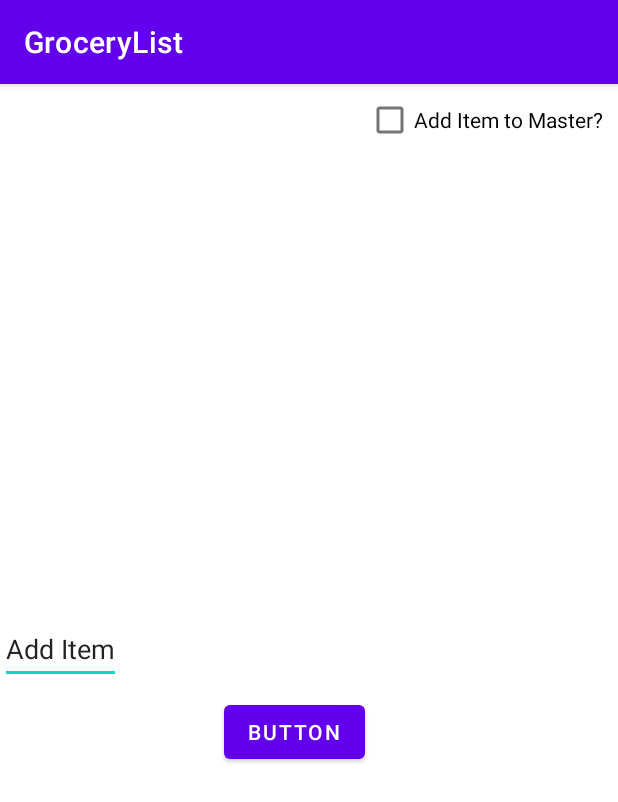
After one commit to adams-goopdev/GroceryList, an Android app: the AddItem screen opened directly, with no data from a screen before it, on a phone screen of 412 x 824 dp. The commit adds this screen. Shown: the top 802 px of the screen. Run offline under Robolectric (Android 15) with nearby library versions, the phone set to English and light mode, and no system bars.

Commit message:
Ability to save items to the file. Add item working

```diff
--- a/app/src/main/AndroidManifest.xml
+++ b/app/src/main/AndroidManifest.xml
@@ -9,6 +9,9 @@
         android:roundIcon="@mipmap/ic_launcher_round"
         android:supportsRtl="true"
         android:theme="@style/Theme.GroceryList">
+        <activity
+            android:name=".AddItem"
+            android:exported="true" />
         <activity
             android:name=".ShoppingList"
             android:exported="true" />
--- /dev/null
+++ b/app/src/main/java/edu/ags/grocerylist/AddItem.java
@@ -0,0 +1,114 @@
+package edu.ags.grocerylist;
+
+import androidx.appcompat.app.AppCompatActivity;
+import androidx.recyclerview.widget.RecyclerView;
+
+import android.content.Intent;
+import android.content.SharedPreferences;
+import android.os.Bundle;
+import android.util.Log;
+import android.view.View;
+import android.widget.Button;
+import android.widget.CheckBox;
+import android.widget.CompoundButton;
+import android.widget.EditText;
+import android.widget.TextView;
+
+import java.util.ArrayList;
+
+public class AddItem extends AppCompatActivity {
+
+    public static final String TAG = "myDebug";
+    Item item;
+    ArrayList<Item> items;
+
+    ItemAdapter itemAdapter;
+    RecyclerView itemList;
+    TextView textView;
+
+    @Override
+    protected void onCreate(Bundle savedInstanceState) {
+        super.onCreate(savedInstanceState);
+        setContentView(R.layout.activity_add_item);
+
+        ReadFromTextFile();
+        item = new Item();
+
+        initAddItem();
+        Log.d(TAG, "onCreate: " + item.Id);
+    }
+
+
+    private void initAddItem( ) {
+        Button btnAddItem = findViewById(R.id.btnAddItem);
+        EditText editText = findViewById(R.id.etAddItem);
+        CheckBox checkBox = findViewById(R.id.cbAddItem);
+
+        Log.d(TAG, "initAddItem: Did I make it here 1 ");
+        btnAddItem.setOnClickListener(new View.OnClickListener() {
+            @Override
+            public void onClick(View view) {
+                Log.d(TAG, "initAddItem: Did I make it here 2 ");
+
+                try{
+                    if(item.Id == -1)
+                    {
+
+                        item.Id = items.get(items.size() -1 ).Id + 1;
+                        Log.d(TAG, "onClick: before get text" );
+                        item.setName(editText.getText().toString());
+                        item.CheckedState = checkBox.isChecked();
+
+                        items.add(item);
+                        Log.d(TAG, "onClick: " + item.Name);
+                    }
+                    WriteToTextFile();
+                    Log.d(TAG, "onClick: Added new item to file");
+                }
+                catch (Exception e)
+                {
+                    Log.d(TAG, "onClick: " + e.getMessage());
+                }
+
+
+            }
+        });
+
+
+
+
+    }
+
+    private void ReadFromTextFile() {
+
+        FileIO fileIO = new FileIO();
+
+        Integer counter = 0;
+        String[] data ;//= new String [items.size()];
+        //for(Item t : items) data[counter++] = t.toString();
+
+        //fileIO.writeFile(this, data);
+
+
+        //Read the data out of the file
+        ArrayList<String> strData = fileIO.readFile(this);
+        items = new ArrayList<Item>();
+
+        for(String s : strData)
+        {
+            data = s.split("\\|");
+            items.add(new Item(Integer.parseInt(data[0]),data[1],Boolean.parseBoolean(data[2])));
+        }
+    }
+
+
+
+    private void WriteToTextFile() {
+        FileIO fileIO = new FileIO();
+        Integer counter = 0;
+        String[] data = new String [items.size()];
+        for (Item t : items) data[counter++] = t.toString();
+        fileIO.writeFile(this,data);
+    }
+
+}
--- a/app/src/main/java/edu/ags/grocerylist/Item.java
+++ b/app/src/main/java/edu/ags/grocerylist/Item.java
@@ -1,11 +1,12 @@
 package edu.ags.grocerylist;
 
 public class Item {
-    public int Id;
+
     public String Name;
     public boolean CheckedState;
+    public int Id;
 
-    public Item(int id, String name, boolean checkedState)
+    public Item(int id , String name, boolean checkedState)
     {
         Id = id;
         Name = name;
@@ -17,4 +18,20 @@ public class Item {
         return Id + "|" + Name + "|" + CheckedState;
     }
 
+
+    public int getId()
+    {
+        return Id;
+    }
+
+    public Item()
+    {
+        Id = -1;
+    }
+    public void setName(String name)
+    {
+        Name = name;
+    }
+    public void setCheckedState(Boolean checkedState) {CheckedState = checkedState;}
+
 }
--- a/app/src/main/java/edu/ags/grocerylist/MainActivity.java
+++ b/app/src/main/java/edu/ags/grocerylist/MainActivity.java
@@ -82,7 +82,12 @@ public class MainActivity extends AppCompatActivity {
 
             return true;
         }
+       else if (id == R.id.AddItem)
+        {
+            startActivity(new Intent(this, AddItem.class));
 
+            return true;
+        }
 
         return super.onOptionsItemSelected(item);
     }
--- /dev/null
+++ b/app/src/main/res/layout/activity_add_item.xml
@@ -0,0 +1,42 @@
+<?xml version="1.0" encoding="utf-8"?>
+<androidx.constraintlayout.widget.ConstraintLayout xmlns:android="http://schemas.android.com/apk/res/android"
+    xmlns:app="http://schemas.android.com/apk/res-auto"
+    xmlns:tools="http://schemas.android.com/tools"
+    android:layout_width="match_parent"
+    android:layout_height="match_parent"
+    tools:context=".AddItem">
+
+    <EditText
+        android:id="@+id/etAddItem"
+        android:layout_width="wrap_content"
+        android:layout_height="47dp"
+        android:layout_marginBottom="8dp"
+        android:paddingBottom="10dp"
+        android:text="@string/AddItem"
+        app:layout_constraintBottom_toTopOf="@id/btnAddItem"
+        />
+
+    <Button
+        android:id="@+id/btnAddItem"
+        android:layout_width="wrap_content"
+        android:layout_height="wrap_content"
+        android:layout_marginStart="149dp"
+        android:layout_marginEnd="168dp"
+        android:layout_marginBottom="312dp"
+        android:text="Button"
+        app:layout_constraintBottom_toBottomOf="parent"
+        app:layout_constraintEnd_toEndOf="parent"
+        app:layout_constraintHorizontal_bias="0.0"
+        app:layout_constraintStart_toStartOf="parent" />
+
+    <CheckBox
+        android:id="@+id/cbAddItem"
+        android:layout_width="wrap_content"
+        android:layout_height="wrap_content"
+        android:text="@string/add_item_to_master"
+        tools:layout_editor_absoluteX="248dp"
+        tools:layout_editor_absoluteY="312dp"
+        app:layout_constraintLeft_toRightOf="@id/etAddItem"
+        app:layout_constraintEnd_toEndOf="parent"
+        android:paddingRight="10dp"/>
+</androidx.constraintlayout.widget.ConstraintLayout>
--- a/app/src/main/res/layout/list_itemsl.xml
+++ b/app/src/main/res/layout/list_itemsl.xml
@@ -20,4 +20,5 @@
         app:layout_constraintTop_toTopOf="parent" />
 
 
+
 </androidx.constraintlayout.widget.ConstraintLayout>
--- a/app/src/main/res/menu/menu_main.xml
+++ b/app/src/main/res/menu/menu_main.xml
@@ -8,11 +8,17 @@
         android:title="@string/master_list"
         app:showAsAction="never" />
 
+
     <item
         android:id="@+id/ShoppingList"
         android:orderInCategory="100"
         android:title="@string/shopping_list"
         app:showAsAction="never" />
 
+    <item
+        android:id="@+id/AddItem"
+        android:orderInCategory="100"
+        android:title="@string/AddItem"
+        app:showAsAction="never" />
 
 </menu>
--- a/app/src/main/res/values/strings.xml
+++ b/app/src/main/res/values/strings.xml
@@ -11,4 +11,6 @@
     <string name="hello_second_fragment">Hello second fragment. Arg: %1$s</string>
     <string name="master_list">Master List</string>
     <string name="shopping_list">Shopping List</string>
+    <string name="AddItem">Add Item</string>
+    <string name="add_item_to_master">Add Item to Master?</string>
 </resources>
```
Also changed, not shown: app/src/main/java/edu/ags/grocerylist/MasterList.java (+4 -4 lines), app/src/main/java/edu/ags/grocerylist/ShoppingList.java (+2 -5 lines).
